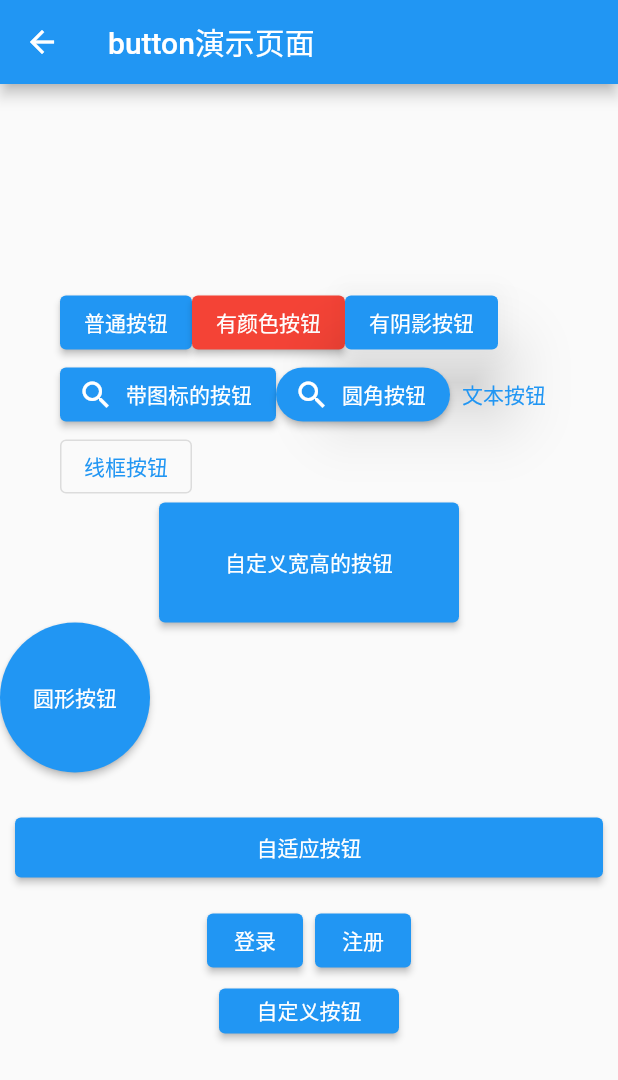
After one commit to gotha331/flutter_learn, a Flutter app: the ButtonDemoPage screen opened directly, on a phone screen of 412 x 824 dp. The commit adds this screen. Shown: the top 1080 px of the screen. Run offline on Flutter 3.47's test engine with Material 2 defaults, Android fonts, the phone set to English and light mode, and no system bars.

Commit message:
feat:Button

```diff
--- /dev/null
+++ b/lib/pages/Button.dart
@@ -0,0 +1,174 @@
+import 'package:flutter/material.dart';
+
+class ButtonDemoPage extends StatelessWidget {
+  const ButtonDemoPage({Key? key}) : super(key: key);
+
+  @override
+  Widget build(BuildContext context) {
+    return Scaffold(
+      appBar: AppBar(
+        title: Text("button演示页面"),
+      ),
+      body: Column(
+        mainAxisAlignment: MainAxisAlignment.center,
+        children: [
+          Wrap(
+            children: [
+              ElevatedButton(
+                onPressed: () {},
+                child: Text("普通按钮"),
+              ),
+              ElevatedButton(
+                onPressed: () {},
+                child: Text("有颜色按钮"),
+                style: ButtonStyle(
+                  backgroundColor: MaterialStateProperty.all(Colors.red),
+                ),
+              ),
+              ElevatedButton(
+                onPressed: () {},
+                child: Text("有阴影按钮"),
+                style: ButtonStyle(
+                  elevation: MaterialStateProperty.all(20),
+                ),
+              ),
+              ElevatedButton.icon(
+                onPressed: () {},
+                icon: Icon(Icons.search),
+                label: Text("带图标的按钮"),
+              ),
+              ElevatedButton.icon(
+                onPressed: () {},
+                icon: Icon(Icons.search),
+                label: Text("圆角按钮"),
+                style: ButtonStyle(
+                  shape: MaterialStateProperty.all(
+                    RoundedRectangleBorder(
+                      borderRadius: BorderRadius.circular(20),
+                    ),
+                  ),
+                ),
+              ),
+              TextButton(
+                onPressed: () {},
+                child: Text("文本按钮"),
+              ),
+              OutlinedButton(
+                onPressed: () {},
+                child: Text("线框按钮"),
+              ),
+            ],
+          ),
+          Row(
+            mainAxisAlignment: MainAxisAlignment.center,
+            children: [
+              SizedBox(
+                width: 200,
+                height: 80,
+                child: ElevatedButton(
+                  onPressed: () {},
+                  child: Text("自定义宽高的按钮"),
+                ),
+              )
+            ],
+          ),
+          Row(
+            children: [
+              SizedBox(
+                width: 100,
+                height: 100,
+                child: ElevatedButton(
+                  onPressed: () {},
+                  child: Text("圆形按钮"),
+                  style: ButtonStyle(
+                    shape: MaterialStateProperty.all(
+                      CircleBorder(
+                        side: BorderSide(
+                          color: Colors.green,
+                          width: 100,
+                        ),
+                      ),
+                    ),
+                  ),
+                ),
+              ),
+            ],
+          ),
+          SizedBox(height: 20),
+          Row(
+            mainAxisAlignment: MainAxisAlignment.center,
+            children: [
+              Expanded(
+                child: Container(
+                  height: 40,
+                  margin: EdgeInsets.all(10),
+                  child: SizedBox(
+                    width: 200,
+                    height: 80,
+                    child: ElevatedButton(
+                      onPressed: () {},
+                      child: Text("自适应按钮"),
+                    ),
+                  ),
+                ),
+              ),
+            ],
+          ),
+          Row(
+            mainAxisAlignment: MainAxisAlignment.center,
+            children: [
+              ButtonBar(
+                children: [
+                  ElevatedButton(
+                    onPressed: () {},
+                    child: Text("登录"),
+                  ),
+                  ElevatedButton(
+                    onPressed: () {},
+                    child: Text("注册"),
+                  ),
+                ],
+              )
+            ],
+          ),
+          Row(
+            mainAxisAlignment: MainAxisAlignment.center,
+            children: [
+              MyButton(
+                pressed: () {},
+                text: "自定义按钮",
+              ),
+            ],
+          ),
+        ],
+      ),
+    );
+  }
+}
+
+// 自定义组件
+class MyButton extends StatelessWidget {
+  final text;
+  final pressed;
+  final width;
+  final height;
+  const MyButton(
+      {Key? key,
+      this.text = "",
+      this.width = 120.0,
+      this.height = 30.0,
+      this.pressed = null})
+      : super(key: key);
+
+  @override
+  Widget build(BuildContext context) {
+    return Container(
+      height: height,
+      width: width,
+      child: ElevatedButton(
+        child: Text(text),
+        onPressed: pressed,
+      ),
+    );
+  }
+}
--- a/lib/pages/tabs/Home.dart
+++ b/lib/pages/tabs/Home.dart
@@ -80,6 +80,13 @@ class _HomepageState extends State<Homepage> {
             Navigator.pushNamed(context, '/tabBarController');
           },
         ),
+        SizedBox(height: 20),
+        ElevatedButton(
+          child: Text("跳转到button演示页面"),
+          onPressed: () {
+            Navigator.pushNamed(context, '/buttonDemo');
+          },
+        ),
       ],
     );
   }
--- a/lib/routes/Routes.dart
+++ b/lib/routes/Routes.dart
@@ -8,8 +8,9 @@ import "../pages/user/RegisterThird.dart";
 import "../pages/user/User.dart";
 import "../pages/AppBarDemo.dart";
 import "../pages/TabBarController.dart";
+import "../pages/Button.dart";
 
-final routes = {
+final Map<String, Function> routes = {
   '/cart': (context) => CartPage(),
   '/form': (context) => FormPage(),
   '/search': (context) => SearchPage(),
@@ -20,4 +21,5 @@ final routes = {
   '/user': (context) => UserPage(),
   '/appBarDemo': (context) => AppBarDemoPage(),
   '/tabBarController': (context) => TabBarControllerPage(),
+  '/buttonDemo': (context) => ButtonDemoPage(),
 };
```
